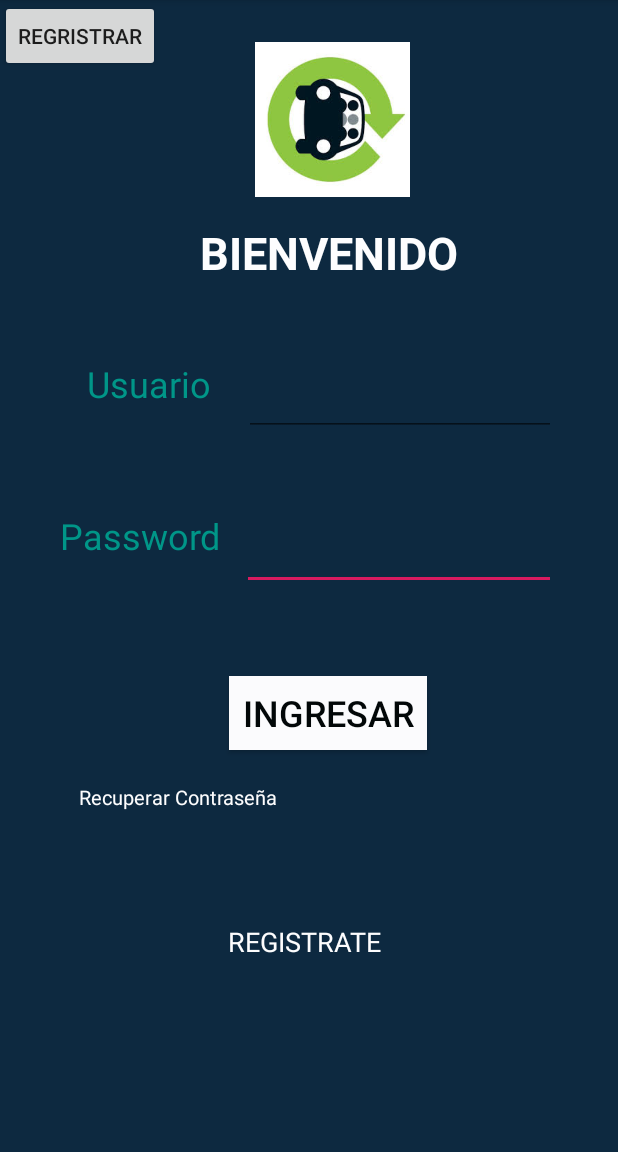
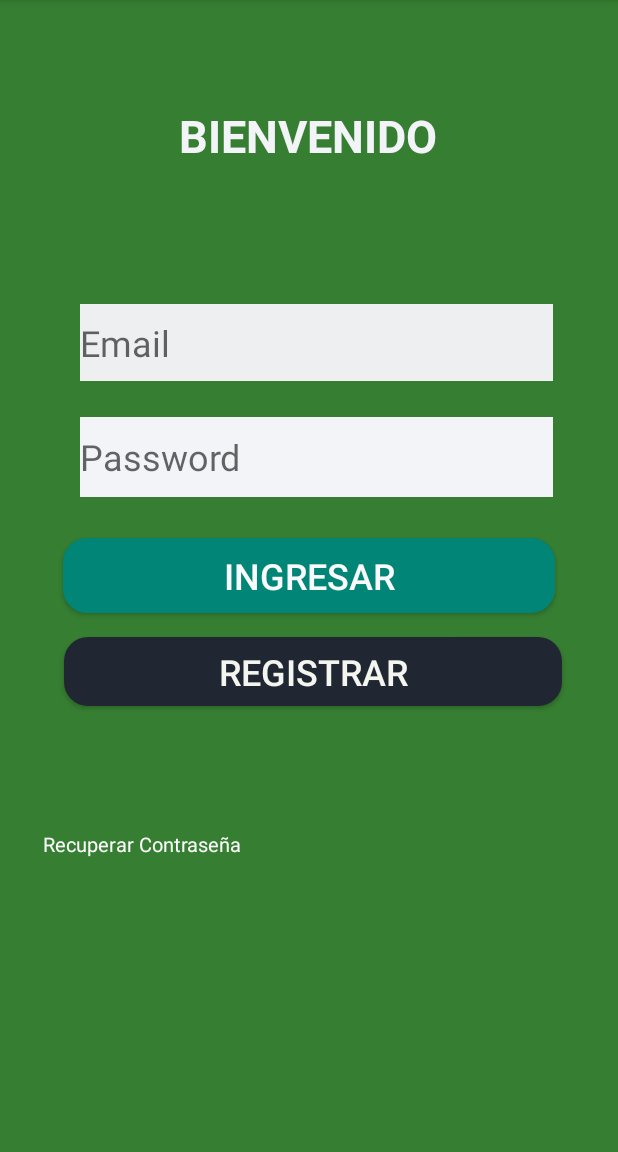
Before and after one commit to JaimeGalvezGT/Dame_Jalon, an Android app: the screen it shows after launch (MainActivity), on a phone screen of 412 x 824 dp, the part 84-1236 px from its top. Run offline under Robolectric (Android 15) with nearby library versions, the phone set to English and light mode, and no system bars.

Commit message:
registro 2.0
Arreglo de activity y codigo en el modulo registro

```diff
--- a/app/src/main/java/com/example/dame_jalon/Conexion.java
+++ b/app/src/main/java/com/example/dame_jalon/Conexion.java
@@ -12,8 +12,8 @@ public class Conexion {
 
 
     private String driver = "com.mysql.jdbc.Driver";
-    private String host = "172.24.4.87";
-    private String port = "3307";
+    private String host = "192.168.1.38";
+    private String port = "3306";
     private String userName = "root";
     private String password = "admon";
     private String dbName = "damejalon";
--- a/app/src/main/java/com/example/dame_jalon/Login.java
+++ b/app/src/main/java/com/example/dame_jalon/Login.java
@@ -46,9 +46,9 @@ public class Login extends AsyncTask<usuario, Void, usuario> {
             Log.d("Error", ex.getMessage());
         }
         finally
-        {
-            try
-            {
+                {
+                    try
+                    {
                 if (conn!=null) {
                     st.close();
                     rs.close();
--- a/app/src/main/java/com/example/dame_jalon/MainActivity.java
+++ b/app/src/main/java/com/example/dame_jalon/MainActivity.java
@@ -16,7 +16,6 @@ public class MainActivity extends AppCompatActivity {
     private EditText txtUsuario;
     private EditText txtPassword;
     private TextView txtRecuperar;
-    private TextView txtRegistrar;
     private Button button3;
 
     @Override
@@ -28,7 +27,6 @@ public class MainActivity extends AppCompatActivity {
         txtPassword = findViewById(R.id.txtPassword);
         btnIngresar = findViewById(R.id.btnIngresar);
         txtRecuperar = findViewById(R.id.txtRecuperar);
-        txtRegistrar = findViewById(R.id.registrar);
         button3 = findViewById(R.id.button3);
 
         button3.setOnClickListener(new View.OnClickListener() {
@@ -45,6 +43,10 @@ public class MainActivity extends AppCompatActivity {
             public void onClick(View v) {
                 Intent navegacion = new Intent(MainActivity.this, menu.class);
                 usuario user = validarLogin();
+
+                if (txtUsuario.equals("") || txtPassword.equals("")){
+                    Toast.makeText(MainActivity.this, "Complete los campos", Toast.LENGTH_LONG).show();
+                }
                 if(user != null){
                     if(user.getFK_estado() == 0){
                         Toast.makeText(MainActivity.this, "Usuario inactivo", Toast.LENGTH_LONG).show();
--- /dev/null
+++ b/app/src/main/res/drawable/button_rounded.xml
@@ -0,0 +1,5 @@
+<?xml version="1.0" encoding="utf-8"?>
+<shape xmlns:android="http://schemas.android.com/apk/res/android" >
+<corners android:radius="16dp"/>
+    <solid android:color="@color/colorPrimary"/>
+</shape>
--- /dev/null
+++ b/app/src/main/res/drawable/button_rounded2.xml
@@ -0,0 +1,5 @@
+<?xml version="1.0" encoding="utf-8"?>
+<shape xmlns:android="http://schemas.android.com/apk/res/android" >
+<corners android:radius="16dp"/>
+    <solid android:color="#202732"/>
+</shape>
--- a/app/src/main/res/layout/activity_main.xml
+++ b/app/src/main/res/layout/activity_main.xml
@@ -4,94 +4,74 @@
     xmlns:tools="http://schemas.android.com/tools"
     android:layout_width="match_parent"
     android:layout_height="match_parent"
-    android:background="#0D2940"
+    android:background="#367E31"
     tools:context=".MainActivity">
 
-    <Button
-        android:id="@+id/btnIngresar"
-        android:layout_width="132dp"
-        android:layout_height="49dp"
+    <EditText
+        android:id="@+id/txtCorreo"
+        android:layout_width="315dp"
+        android:layout_height="51dp"
         android:layout_marginStart="8dp"
         android:layout_marginLeft="8dp"
         android:layout_marginTop="8dp"
         android:layout_marginEnd="8dp"
         android:layout_marginRight="8dp"
         android:layout_marginBottom="8dp"
-        android:background="#FBFBFD"
-        android:text="Ingresar"
-        android:textColor="#020708"
+        android:background="#EDEFF1"
+        android:ems="10"
+        android:hint="Email"
+        android:inputType="textEmailAddress"
+        android:textColor="#202732"
         android:textSize="24sp"
         app:layout_constraintBottom_toBottomOf="parent"
         app:layout_constraintEnd_toEndOf="parent"
-        app:layout_constraintHorizontal_bias="0.547"
+        app:layout_constraintHorizontal_bias="0.562"
         app:layout_constraintStart_toStartOf="parent"
         app:layout_constraintTop_toTopOf="parent"
-        app:layout_constraintVertical_bias="0.63" />
+        app:layout_constraintVertical_bias="0.278" />
+
+    <Button
+        android:id="@+id/btnIngresar"
+        android:layout_width="328dp"
+        android:layout_height="50dp"
+        android:layout_marginStart="8dp"
+        android:layout_marginLeft="8dp"
+        android:layout_marginEnd="8dp"
+        android:layout_marginRight="8dp"
+        android:layout_marginBottom="8dp"
+        android:background="@drawable/button_rounded"
+        android:text="Ingresar"
+        android:textColor="#F9FAFC"
+        android:textSize="24sp"
+        app:layout_constraintBottom_toBottomOf="parent"
+        app:layout_constraintEnd_toEndOf="parent"
+        app:layout_constraintStart_toStartOf="parent"
+        app:layout_constraintTop_toBottomOf="@+id/txtPassword"
+        app:layout_constraintVertical_bias="0.073" />
 
     <EditText
         android:id="@+id/txtPassword"
-        android:layout_width="209dp"
-        android:layout_height="65dp"
+        android:layout_width="315dp"
+        android:layout_height="53dp"
         android:layout_marginStart="8dp"
         android:layout_marginLeft="8dp"
-        android:layout_marginTop="8dp"
         android:layout_marginEnd="8dp"
         android:layout_marginRight="8dp"
         android:layout_marginBottom="8dp"
+        android:background="#F3F4F7"
         android:ems="10"
+        android:hint="Password"
         android:inputType="textPassword"
-        android:textColor="#FDFDFE"
+        android:textColor="#202732"
         android:textSize="24sp"
         app:layout_constraintBottom_toBottomOf="parent"
         app:layout_constraintEnd_toEndOf="parent"
-        app:layout_constraintHorizontal_bias="0.822"
+        app:layout_constraintHorizontal_bias="0.563"
         app:layout_constraintStart_toStartOf="parent"
-        app:layout_constraintTop_toTopOf="parent"
-        app:layout_constraintVertical_bias="0.466" />
+        app:layout_constraintTop_toBottomOf="@+id/txtCorreo"
+        app:layout_constraintVertical_bias="0.053" />
 
-    <TextView
-        android:id="@+id/lblPassword2"
-        android:layout_width="122dp"
-        android:layout_height="38dp"
-        android:layout_marginStart="8dp"
-        android:layout_marginLeft="8dp"
-        android:layout_marginTop="8dp"
-        android:layout_marginEnd="8dp"
-        android:layout_marginRight="8dp"
-        android:layout_marginBottom="8dp"
-        android:text="Password"
-        android:textColor="#009688"
-        android:textSize="24sp"
-        app:layout_constraintBottom_toBottomOf="parent"
-        app:layout_constraintEnd_toEndOf="parent"
-        app:layout_constraintHorizontal_bias="0.117"
-        app:layout_constraintLeft_toLeftOf="parent"
-        app:layout_constraintRight_toRightOf="parent"
-        app:layout_constraintStart_toStartOf="parent"
-        app:layout_constraintTop_toTopOf="parent"
-        app:layout_constraintVertical_bias="0.466" />
 
-    <TextView
-        android:id="@+id/lblUsuario2"
-        android:layout_width="96dp"
-        android:layout_height="38dp"
-        android:layout_marginStart="8dp"
-        android:layout_marginLeft="8dp"
-        android:layout_marginTop="8dp"
-        android:layout_marginEnd="8dp"
-        android:layout_marginRight="8dp"
-        android:layout_marginBottom="8dp"
-        android:text="Usuario"
-        android:textColor="#009688"
-        android:textSize="24sp"
-        app:layout_constraintBottom_toBottomOf="parent"
-        app:layout_constraintEnd_toEndOf="parent"
-        app:layout_constraintHorizontal_bias="0.167"
-        app:layout_constraintLeft_toLeftOf="parent"
-        app:layout_constraintRight_toRightOf="parent"
-        app:layout_constraintStart_toStartOf="parent"
-        app:layout_constraintTop_toTopOf="parent"
-        app:layout_constraintVertical_bias="0.324" />
 
     <TextView
         android:id="@+id/lblTitulo2"
@@ -105,38 +85,17 @@
         android:layout_marginBottom="8dp"
         android:text="BIENVENIDO"
         android:textAlignment="center"
-        android:textColor="#FDFDFE"
+        android:textColor="#F2F4F7"
         android:textSize="30sp"
         android:textStyle="bold"
         app:layout_constraintBottom_toBottomOf="parent"
         app:layout_constraintEnd_toEndOf="parent"
-        app:layout_constraintHorizontal_bias="0.598"
+        app:layout_constraintHorizontal_bias="0.496"
         app:layout_constraintLeft_toLeftOf="parent"
         app:layout_constraintRight_toRightOf="parent"
         app:layout_constraintStart_toStartOf="parent"
         app:layout_constraintTop_toTopOf="parent"
-        app:layout_constraintVertical_bias="0.197" />
-
-    <TextView
-        android:id="@+id/registrar"
-        android:layout_width="157dp"
-        android:layout_height="28dp"
-        android:layout_marginStart="8dp"
-        android:layout_marginLeft="8dp"
-        android:layout_marginTop="8dp"
-        android:layout_marginEnd="8dp"
-        android:layout_marginRight="8dp"
-        android:layout_marginBottom="8dp"
-        android:text="REGISTRATE"
-        android:textAlignment="center"
-        android:textColor="#FDFDFE"
-        android:textSize="18sp"
-        app:layout_constraintBottom_toBottomOf="parent"
-        app:layout_constraintEnd_toEndOf="parent"
-        app:layout_constraintHorizontal_bias="0.487"
-        app:layout_constraintStart_toStartOf="parent"
-        app:layout_constraintTop_toTopOf="parent"
-        app:layout_constraintVertical_bias="0.839" />
+        app:layout_constraintVertical_bias="0.087" />
 
     <TextView
         android:id="@+id/txtRecuperar"
@@ -144,7 +103,6 @@
         android:layout_height="28dp"
         android:layout_marginStart="8dp"
         android:layout_marginLeft="8dp"
-        android:layout_marginTop="8dp"
         android:layout_marginEnd="8dp"
         android:layout_marginRight="8dp"
         android:layout_marginBottom="8dp"
@@ -154,54 +112,22 @@
         android:textSize="13sp"
         app:layout_constraintBottom_toBottomOf="parent"
         app:layout_constraintEnd_toEndOf="parent"
-        app:layout_constraintHorizontal_bias="0.134"
+        app:layout_constraintHorizontal_bias="0.033"
         app:layout_constraintStart_toStartOf="parent"
-        app:layout_constraintTop_toTopOf="parent"
-        app:layout_constraintVertical_bias="0.71" />
-
-    <EditText
-        android:id="@+id/txtCorreo"
-        android:layout_width="208dp"
-        android:layout_height="58dp"
-        android:layout_marginStart="8dp"
-        android:layout_marginLeft="8dp"
-        android:layout_marginTop="8dp"
-        android:layout_marginEnd="8dp"
-        android:layout_marginRight="8dp"
-        android:layout_marginBottom="8dp"
-        android:ems="10"
-        android:inputType="textEmailAddress"
-        android:textColor="#FDFDFE"
-        app:layout_constraintBottom_toBottomOf="parent"
-        app:layout_constraintEnd_toEndOf="parent"
-        app:layout_constraintHorizontal_bias="0.823"
-        app:layout_constraintStart_toStartOf="parent"
-        app:layout_constraintTop_toTopOf="parent"
-        app:layout_constraintVertical_bias="0.324" />
-
-    <ImageView
-        android:id="@+id/imageView"
-        android:layout_width="126dp"
-        android:layout_height="103dp"
-        android:layout_marginStart="8dp"
-        android:layout_marginLeft="8dp"
-        android:layout_marginTop="8dp"
-        android:layout_marginEnd="8dp"
-        android:layout_marginRight="8dp"
-        android:layout_marginBottom="8dp"
-        app:layout_constraintBottom_toBottomOf="parent"
-        app:layout_constraintEnd_toEndOf="parent"
-        app:layout_constraintHorizontal_bias="0.557"
-        app:layout_constraintStart_toStartOf="parent"
-        app:layout_constraintTop_toTopOf="parent"
-        app:layout_constraintVertical_bias="0.031"
-        app:srcCompat="@drawable/images" />
+        app:layout_constraintTop_toBottomOf="@+id/button3"
+        app:layout_constraintVertical_bias="0.317" />
 
     <Button
         android:id="@+id/button3"
-        android:layout_width="wrap_content"
-        android:layout_height="wrap_content"
-        android:text="regristrar"
-        tools:layout_editor_absoluteX="154dp"
-        tools:layout_editor_absoluteY="613dp" />
+        android:layout_width="332dp"
+        android:layout_height="46dp"
+        android:layout_marginTop="16dp"
+        android:background="@drawable/button_rounded2"
+        android:text="registrar"
+        android:textColor="#F4F5EF"
+        android:textSize="24sp"
+        app:layout_constraintEnd_toEndOf="parent"
+        app:layout_constraintHorizontal_bias="0.531"
+        app:layout_constraintStart_toStartOf="parent"
+        app:layout_constraintTop_toBottomOf="@+id/btnIngresar" />
 </android.support.constraint.ConstraintLayout>
```
Also changed, not shown: app/src/main/java/com/example/dame_jalon/registrar.java (+54 -15 lines), app/src/main/res/layout/activity_registrar.xml (+58 -75 lines).
